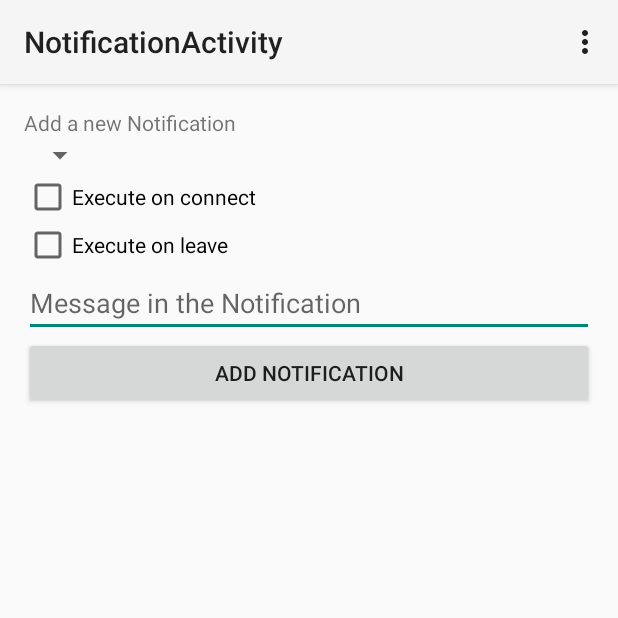
After one commit to roosnic1/wifi_action, an Android app: the NotificationActivity screen opened directly, with no data from a screen before it, on a phone screen of 412 x 824 dp, the top half of it. The commit adds this screen. Run offline under Robolectric (Android 15) with nearby library versions, the phone set to English and light mode, and no system bars.

Commit message:
added new activity for notifications

```diff
--- a/WifiAction/app/src/main/AndroidManifest.xml
+++ b/WifiAction/app/src/main/AndroidManifest.xml
@@ -33,6 +33,11 @@
             android:name=".ActionService"
             android:exported="false" >
         </service>
+
+        <activity
+            android:name=".add.NotificationActivity"
+            android:label="@string/title_activity_notification" >
+        </activity>
     </application>
 
 </manifest>
--- /dev/null
+++ b/WifiAction/app/src/main/java/com/koki/app/wifiaction/add/NotificationActivity.java
@@ -0,0 +1,81 @@
+package com.koki.app.wifiaction.add;
+
+import android.app.Activity;
+import android.content.Context;
+import android.os.Bundle;
+import android.view.Menu;
+import android.view.MenuItem;
+import android.widget.ArrayAdapter;
+import android.widget.Button;
+import android.widget.CheckBox;
+import android.widget.EditText;
+import android.widget.Spinner;
+import android.widget.SpinnerAdapter;
+
+import com.koki.app.wifiaction.R;
+import com.koki.app.wifiaction.model.Wifi;
+
+import java.util.ArrayList;
+import java.util.List;
+
+public class NotificationActivity extends Activity {
+
+    private Spinner spWifis;
+    private CheckBox cbOnConnect;
+    private CheckBox cbOnLeave;
+    private EditText etMessage;
+    private Button bnAdd;
+
+    @Override
+    protected void onCreate(Bundle savedInstanceState) {
+        super.onCreate(savedInstanceState);
+        setContentView(R.layout.activity_notification);
+
+        //Get Widgets
+        spWifis = (Spinner)findViewById(R.id.spWifis);
+        cbOnConnect = (CheckBox)findViewById(R.id.cbOnConnect);
+        cbOnLeave = (CheckBox)findViewById(R.id.cbOnLeave);
+        etMessage = (EditText)findViewById(R.id.etMessage);
+        bnAdd = (Button)findViewById(R.id.bnAdd);
+
+    }
+
+    @Override
+    public boolean onCreateOptionsMenu(Menu menu) {
+        // Inflate the menu; this adds items to the action bar if it is present.
+        getMenuInflater().inflate(R.menu.menu_notification, menu);
+        return true;
+    }
+
+    @Override
+    public boolean onOptionsItemSelected(MenuItem item) {
+        // Handle action bar item clicks here. The action bar will
+        // automatically handle clicks on the Home/Up button, so long
+        // as you specify a parent activity in AndroidManifest.xml.
+        int id = item.getItemId();
+
+        //noinspection SimplifiableIfStatement
+        if (id == R.id.action_settings) {
+            return true;
+        }
+
+        return super.onOptionsItemSelected(item);
+    }
+
+
+    private void setupSpWifis(ArrayList<Wifi> wifis) {
+
+    }
+
+
+
+
+
+    private class WifiAdapter extends ArrayAdapter<Wifi> {
+
+
+        public WifiAdapter(Context context, int resource, int textViewResourceId, List<Wifi> objects) {
+            super(context, resource, textViewResourceId, objects);
+        }
+    }
+}
--- /dev/null
+++ b/WifiAction/app/src/main/res/layout/activity_notification.xml
@@ -0,0 +1,49 @@
+<RelativeLayout xmlns:android="http://schemas.android.com/apk/res/android"
+    xmlns:tools="http://schemas.android.com/tools" android:layout_width="match_parent"
+    android:layout_height="match_parent" android:paddingLeft="@dimen/activity_horizontal_margin"
+    android:paddingRight="@dimen/activity_horizontal_margin"
+    android:paddingTop="@dimen/activity_vertical_margin"
+    android:paddingBottom="@dimen/activity_vertical_margin"
+    tools:context="com.koki.app.wifiaction.add.NotificationActivity">
+
+    <TextView
+        android:id="@+id/tvTitle"
+        android:text="@string/noti_title"
+        android:layout_width="wrap_content"
+        android:layout_height="wrap_content" />
+
+    <Spinner
+        android:id="@+id/spWifis"
+        android:layout_below="@id/tvTitle"
+        android:layout_width="wrap_content"
+        android:layout_height="wrap_content" />
+
+    <CheckBox
+        android:id="@+id/cbOnConnect"
+        android:layout_below="@id/spWifis"
+        android:layout_width="wrap_content"
+        android:layout_height="wrap_content"
+        android:text="@string/cb_on_connect"/>
+
+    <CheckBox
+        android:id="@+id/cbOnLeave"
+        android:layout_below="@id/cbOnConnect"
+        android:layout_width="wrap_content"
+        android:layout_height="wrap_content"
+        android:text="@string/cb_on_leave"/>
+
+    <EditText
+        android:id="@+id/etMessage"
+        android:layout_below="@id/cbOnLeave"
+        android:layout_width="match_parent"
+        android:layout_height="wrap_content"
+        android:hint="@string/noti_et_message_hint"/>
+
+    <Button
+        android:id="@+id/bnAdd"
+        android:layout_below="@id/etMessage"
+        android:layout_width="match_parent"
+        android:layout_height="wrap_content"
+        android:text="@string/notei_bn_add"/>
+
+</RelativeLayout>
--- /dev/null
+++ b/WifiAction/app/src/main/res/menu/menu_notification.xml
@@ -0,0 +1,6 @@
+<menu xmlns:android="http://schemas.android.com/apk/res/android"
+    xmlns:tools="http://schemas.android.com/tools"
+    tools:context="com.koki.app.wifiaction.add.NotificationActivity">
+    <item android:id="@+id/action_settings" android:title="@string/action_settings"
+        android:orderInCategory="100" android:showAsAction="never" />
+</menu>
--- a/WifiAction/app/src/main/res/values/strings.xml
+++ b/WifiAction/app/src/main/res/values/strings.xml
@@ -3,4 +3,16 @@
 
     <string name="hello_world">Hello world!</string>
     <string name="action_settings">Settings</string>
+    <string name="title_activity_notification">NotificationActivity</string>
+
+
+
+    <string name="cb_on_connect">Execute on connect</string>
+    <string name="cb_on_leave">Execute on leave</string>
+
+    <!-- Add Notification -->
+    <string name="noti_title">Add a new Notification</string>
+    <string name="noti_et_message_hint">Message in the Notification</string>
+    <string name="notei_bn_add">Add Notification</string>
+
 </resources>
```
